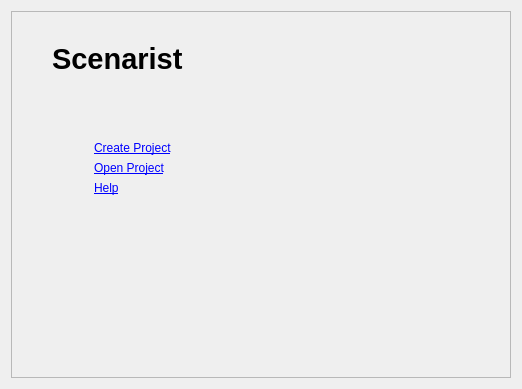
The window that src/UserInterfaceLayer/StartUp/StartUpView.ui (dimkanovikov/KITScenarist) describes before a commit, drawn with Qt 5.
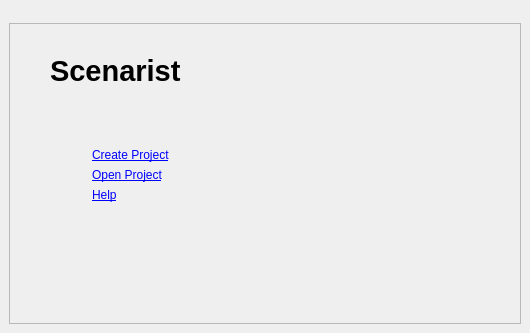
The same window after the commit. Icons and pictures are not drawn.

```diff
--- a/src/UserInterfaceLayer/StartUp/StartUpView.ui
+++ b/src/UserInterfaceLayer/StartUp/StartUpView.ui
@@ -6,18 +6,51 @@
    <rect>
     <x>0</x>
     <y>0</y>
-    <width>518</width>
-    <height>389</height>
+    <width>530</width>
+    <height>333</height>
    </rect>
   </property>
   <property name="windowTitle">
    <string>Form</string>
   </property>
-  <layout class="QGridLayout" name="gridLayout">
+  <layout class="QGridLayout" name="gridLayout_5">
+   <property name="leftMargin">
+    <number>0</number>
+   </property>
+   <property name="topMargin">
+    <number>0</number>
+   </property>
+   <property name="rightMargin">
+    <number>0</number>
+   </property>
+   <property name="bottomMargin">
+    <number>0</number>
+   </property>
    <property name="spacing">
     <number>0</number>
    </property>
-   <item row="0" column="0" rowspan="2">
+   <item row="0" column="0">
+    <widget class="QLabel" name="topEmptyLabel">
+     <property name="text">
+      <string/>
+     </property>
+    </widget>
+   </item>
+   <item row="1" column="0">
+    <layout class="QGridLayout" name="gridLayout">
+     <property name="leftMargin">
+      <number>9</number>
+     </property>
+     <property name="topMargin">
+      <number>9</number>
+     </property>
+     <property name="rightMargin">
+      <number>9</number>
+     </property>
+     <property name="bottomMargin">
+      <number>9</number>
+     </property>
+     <item row="0" column="0">
     <spacer name="horizontalSpacer">
      <property name="orientation">
       <enum>Qt::Horizontal</enum>
@@ -33,23 +66,7 @@
      </property>
     </spacer>
    </item>
-   <item row="0" column="2" rowspan="2">
-    <spacer name="horizontalSpacer_2">
-     <property name="orientation">
-      <enum>Qt::Horizontal</enum>
-     </property>
-     <property name="sizeType">
-      <enum>QSizePolicy::Preferred</enum>
-     </property>
-     <property name="sizeHint" stdset="0">
-      <size>
-       <width>0</width>
-       <height>40</height>
-      </size>
-     </property>
-    </spacer>
-   </item>
-   <item row="0" column="1" rowspan="2">
+     <item row="0" column="1">
     <widget class="QFrame" name="frame">
      <property name="sizePolicy">
       <sizepolicy hsizetype="Expanding" vsizetype="Expanding">
@@ -85,6 +102,9 @@
       <property name="rightMargin">
        <number>20</number>
       </property>
+        <property name="verticalSpacing">
+         <number>1</number>
+        </property>
       <item row="1" column="0">
        <widget class="QWidget" name="widget" native="true">
         <property name="sizePolicy">
@@ -181,7 +201,10 @@
             <item row="2" column="1">
              <widget class="QLabel" name="help">
               <property name="text">
-               <string>&lt;a href=&quot;#&quot;&gt;Help&lt;/a&gt;</string>
+                 <string>&lt;a href=&quot;http://dimkanovikov.pro/kit/scenarist/help.html&quot;&gt;Help&lt;/a&gt;</string>
+                </property>
+                <property name="openExternalLinks">
+                 <bool>true</bool>
               </property>
              </widget>
             </item>
@@ -234,6 +257,24 @@
       </item>
      </layout>
     </widget>
+     </item>
+     <item row="0" column="2">
+      <spacer name="horizontalSpacer_2">
+       <property name="orientation">
+        <enum>Qt::Horizontal</enum>
+       </property>
+       <property name="sizeType">
+        <enum>QSizePolicy::Preferred</enum>
+       </property>
+       <property name="sizeHint" stdset="0">
+        <size>
+         <width>0</width>
+         <height>40</height>
+        </size>
+       </property>
+      </spacer>
+     </item>
+    </layout>
    </item>
   </layout>
  </widget>
```
Lines whose indentation alone changed are shown as unchanged.
